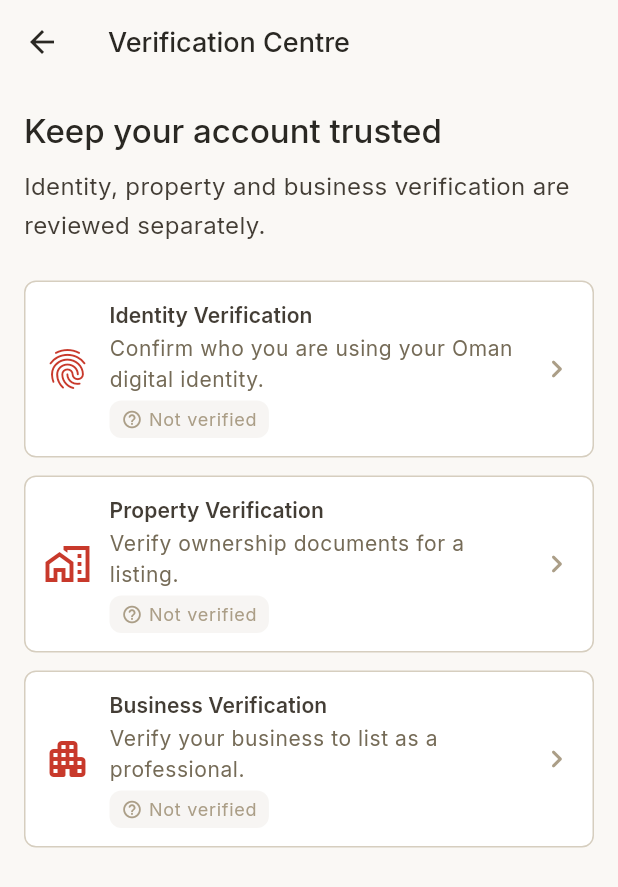
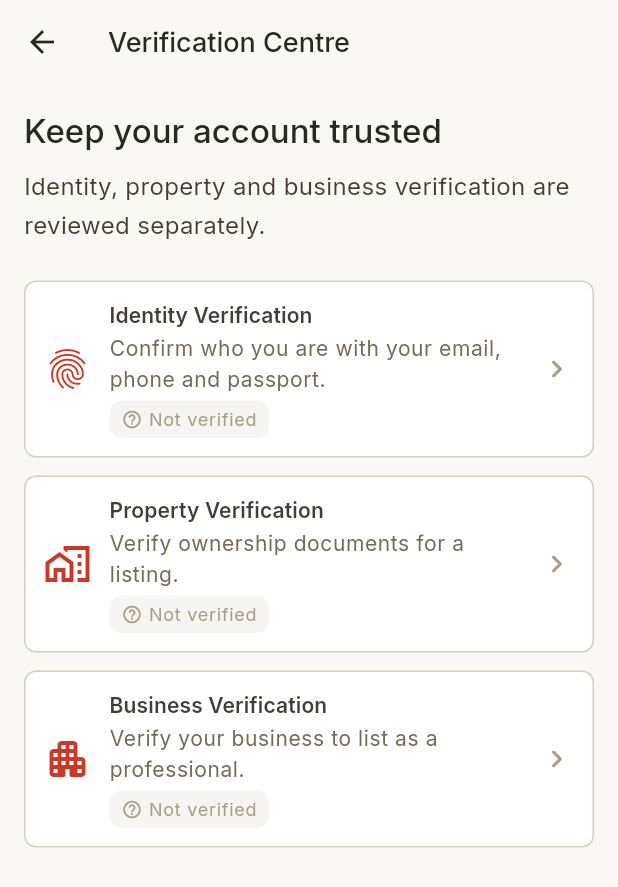
Before and after one commit to SyedAmeenAli/Aqarati-Frontend, a Flutter app: the VerificationCenterScreen screen opened directly, on a phone screen of 412 x 824 dp. Shown: the top 887 px of the screen. Run offline on Flutter 3.47's test engine with Material 3 defaults, Android fonts, the phone set to English and light mode, and no system bars; our stand-ins replace fl_chart, flutter_riverpod, flutter_svg, go_router, google_fonts, google_maps_flutter and 4 more; missing offline and left inert: dart:ui_web; accounts and stored records are empty.

Commit message:
Remove leftover "Oman digital identity" THEQA-era copy
Two strings survived the earlier THEQA removal pass since the word
"THEQA" itself wasn't in them: Verification Centre's Identity
Verification subtitle, and the guest auth-gate sheet's sign-in
message. Both now describe the actual (already de-THEQA'd) flow:
email + phone + passport, not a government digital identity.

Co-Authored-By: Claude Sonnet 5 <noreply@anthropic.com>

```diff
--- a/lib/core/widgets/auth_gate_sheet.dart
+++ b/lib/core/widgets/auth_gate_sheet.dart
@@ -33,7 +33,7 @@ Future<void> showAuthGateSheet(
           Text('Sign in to continue', style: Theme.of(context).textTheme.headlineMedium),
           const SizedBox(height: AppSpacing.sm),
           Text(
-            'Use your Oman digital identity to securely confirm who you are before you $actionLabel.',
+            'Verify your identity to securely confirm who you are before you $actionLabel.',
             style: Theme.of(context).textTheme.bodyMedium,
           ),
           const SizedBox(height: AppSpacing.xl),
--- a/lib/features/verification/verification_center_screen.dart
+++ b/lib/features/verification/verification_center_screen.dart
@@ -39,7 +39,7 @@ class _VerificationCenterScreenState extends State<VerificationCenterScreen> {
           _VerificationTile(
             icon: Icons.fingerprint_rounded,
             title: 'Identity Verification',
-            subtitle: 'Confirm who you are using your Oman digital identity.',
+            subtitle: 'Confirm who you are with your email, phone and passport.',
             status: _identity,
             onTap: () async {
               final result = await Navigator.of(context).push<bool>(
```
